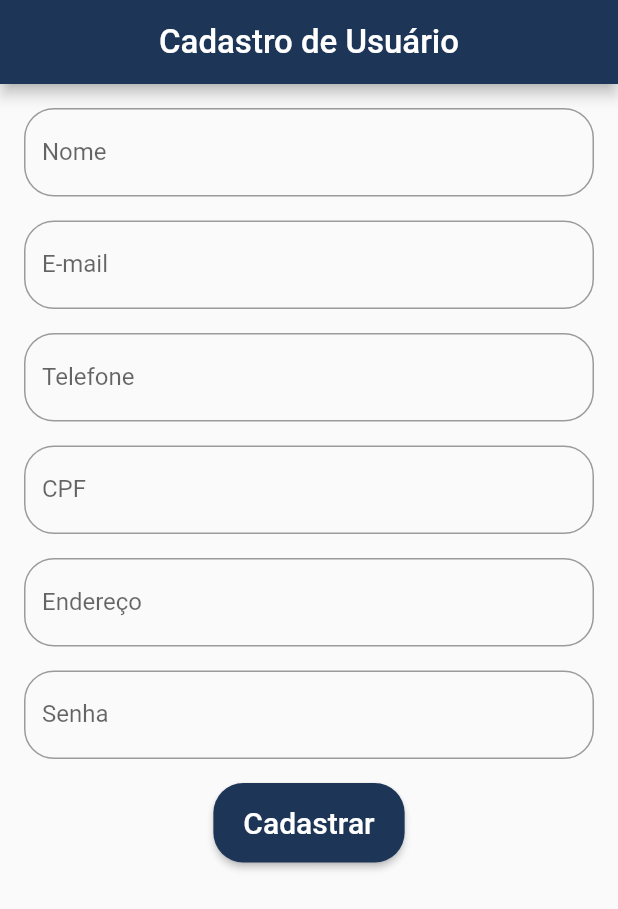
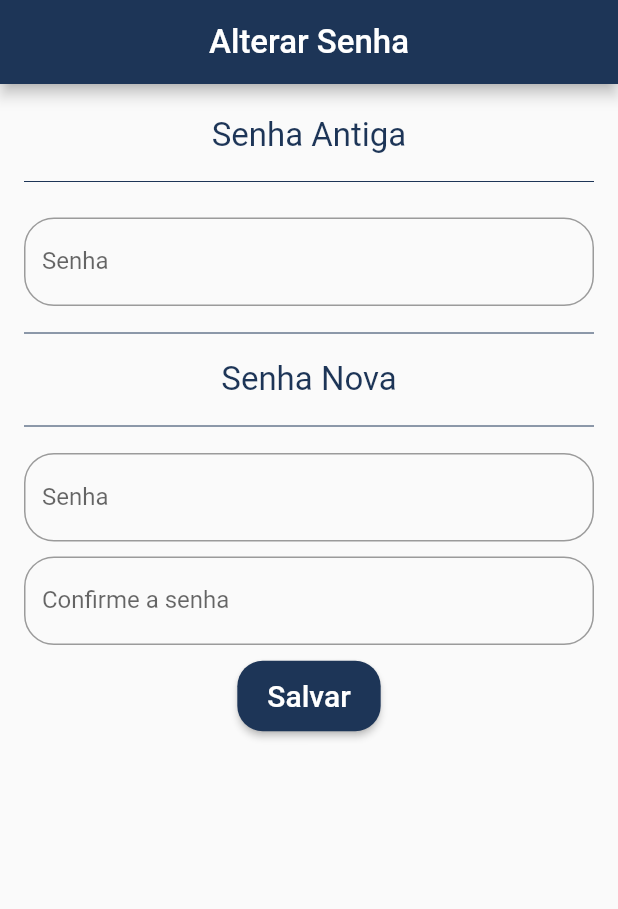
Before and after one commit to fonseca741/9794-AS, a Flutter app: the screen it shows after launch, on a phone screen of 412 x 824 dp. Shown: the top 909 px of the screen. Run offline on Flutter 3.47's test engine with Material 2 defaults, Android fonts, the phone set to English and light mode, and no system bars; our stand-ins replace rflutter_alert.

Commit message:
View Perfil, View Alterar Senha e complemento de verificações

```diff
--- a/lib/Routes/app_routes.dart
+++ b/lib/Routes/app_routes.dart
@@ -1,7 +1,9 @@
 class AppRoutes {
-  static const CADASTRO_USUARIO = '/';
+  static const CADASTRO_USUARIO = '/cadastroUsuario';
   static const FAQ = '/faq';
   static const SAC = '/sac';
   static const INFO_PESSOAIS = '/infoPessoais';
   static const HOME_ESTABELECIMENTO = '/homeEstabelecimentos';
+  static const PERFIL = '/perfil';
+  static const ALTERAR_SENHA = '/';
 }
--- /dev/null
+++ b/lib/Views/alterarSenha.dart
@@ -0,0 +1,130 @@
+import 'package:flutter/material.dart';
+import 'package:rflutter_alert/rflutter_alert.dart';
+
+class ViewAlterarSenha extends StatelessWidget {
+  final _form = GlobalKey<FormState>();
+
+  @override
+  Widget build(BuildContext context) {
+    return Scaffold(
+      appBar: AppBar(
+        centerTitle: true,
+        title: Text(
+          'Alterar Senha',
+          style: TextStyle(fontSize: 22),
+        ),
+      ),
+      body: SingleChildScrollView(
+          padding: EdgeInsets.all(16),
+          child: Form(
+            key: _form,
+            child: Column(children: <Widget>[
+              Padding(
+                padding: EdgeInsets.only(top: 5, bottom: 10),
+                child: Center(
+                  child: Text(
+                    'Senha Antiga',
+                    style: TextStyle(fontSize: 22, color: Color(0xff1d3557)),
+                  ),
+                ),
+              ),
+              Divider(
+                color: Color(0xff1d3557),
+              ),
+              Padding(padding: EdgeInsets.all(8)),
+              TextFormField(
+                obscureText: true,
+                decoration: InputDecoration(
+                    labelText: 'Senha',
+                    border: new OutlineInputBorder(
+                        borderRadius:
+                            const BorderRadius.all(const Radius.circular(20)))),
+                validator: (value) {
+                  if (value.trim().isEmpty) {
+                    return 'É obrigatório inserir sua senha antiga.';
+                  }
+                  return null;
+                },
+              ),
+              Padding(padding: EdgeInsets.all(5)),
+              Divider(
+                color: Color(0xff1d3557),
+              ),
+              Padding(padding: EdgeInsets.all(5)),
+              Center(
+                  child: Text(
+                'Senha Nova',
+                style: TextStyle(fontSize: 22, color: Color(0xff1d3557)),
+              )),
+              Padding(padding: EdgeInsets.all(5)),
+              Divider(
+                color: Color(0xff1d3557),
+              ),
+              Padding(padding: EdgeInsets.all(5)),
+              TextFormField(
+                obscureText: true,
+                decoration: InputDecoration(
+                    labelText: 'Senha',
+                    border: new OutlineInputBorder(
+                        borderRadius:
+                            const BorderRadius.all(const Radius.circular(20)))),
+                validator: (value) {
+                  if (value.trim().isEmpty) {
+                    return 'Digite sua nova senha';
+                  }
+                  return null;
+                },
+              ),
+              Padding(padding: EdgeInsets.all(5)),
+              TextFormField(
+                obscureText: true,
+                decoration: InputDecoration(
+                    labelText: 'Confirme a senha',
+                    border: new OutlineInputBorder(
+                        borderRadius:
+                            const BorderRadius.all(const Radius.circular(20)))),
+                validator: (value) {
+                  if (value.trim().isEmpty) {
+                    return 'Digite sua nova senha';
+                  }
+                  return null;
+                },
+              ),
+              Padding(padding: EdgeInsets.all(5)),
+              RaisedButton(
+                child: Text(
+                  'Salvar',
+                  style: TextStyle(fontSize: 20),
+                ),
+                textColor: Colors.white,
+                color: Color(0xff1d3557),
+                padding: EdgeInsets.fromLTRB(20, 12, 20, 12),
+                shape: RoundedRectangleBorder(
+                    borderRadius: BorderRadius.circular(17)),
+                onPressed: () {
+                  if (_form.currentState.validate()) {
+                    Alert(
+                      context: context,
+                      type: AlertType.success,
+                      title: "Senha alterada com sucesso!",
+                      buttons: [
+                        DialogButton(
+                          child: Text(
+                            "OK",
+                            style: TextStyle(color: Colors.white, fontSize: 20),
+                          ),
+                          onPressed: () => {
+                            Navigator.pop(context),
+                          },
+                          width: 120,
+                        )
+                      ],
+                    ).show();
+                  }
+                },
+              ),
+            ]),
+          )),
+    );
+  }
+}
--- a/lib/Views/infoPessoais.dart
+++ b/lib/Views/infoPessoais.dart
@@ -23,6 +23,7 @@ class ViewInfoPessoais extends StatelessWidget {
                 Icons.arrow_forward_ios,
                 size: 20,
               ),
+              onTap: () => {Navigator.of(context).pushNamed(AppRoutes.PERFIL)},
             ),
             ListTile(
               leading: Icon(
--- a/lib/main.dart
+++ b/lib/main.dart
@@ -1,7 +1,9 @@
 import 'package:flutter/material.dart';
 import 'package:iClothes/Routes/app_routes.dart';
+import 'package:iClothes/Views/alterarSenha.dart';
 import 'package:iClothes/Views/cadastroUsuario.dart';
 import 'package:iClothes/Views/homeEstabelecimento.dart';
+import 'package:iClothes/Views/perfil.dart';
 import 'Views/faq.dart';
 import 'Views/infoPessoais.dart';
 import 'Views/sac.dart';
@@ -28,6 +30,8 @@ class _MyAppState extends State<MyApp> {
           AppRoutes.SAC: (_) => ViewSac(),
           AppRoutes.CADASTRO_USUARIO: (_) => ViewCadastroUsuario(),
           AppRoutes.HOME_ESTABELECIMENTO: (_) => ViewHomeEstabelecimento(),
+          AppRoutes.PERFIL: (_) => ViewPerfil(),
+          AppRoutes.ALTERAR_SENHA: (_) => ViewAlterarSenha(),
         });
   }
 }
```
Also changed, not shown: lib/Views/cadastroUsuario.dart (+9 -0 lines), lib/Views/perfil.dart (added, +242 -0 lines).
